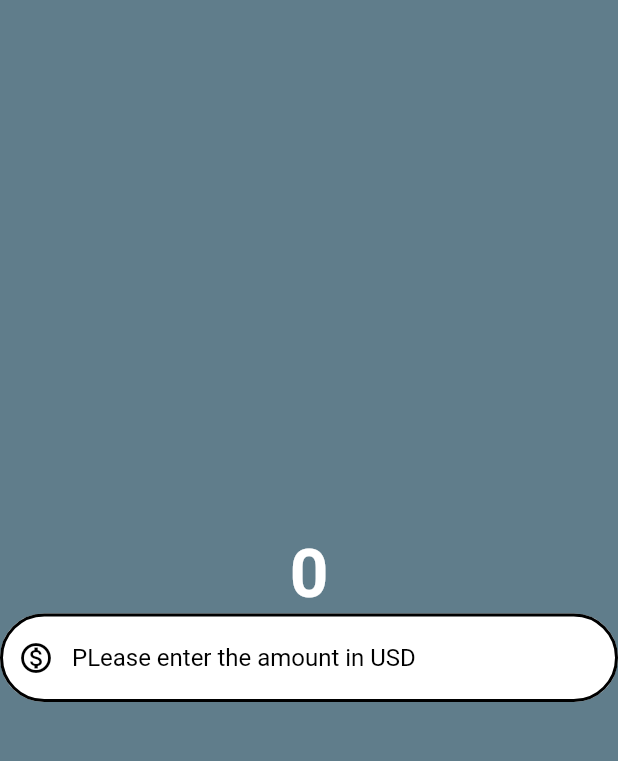
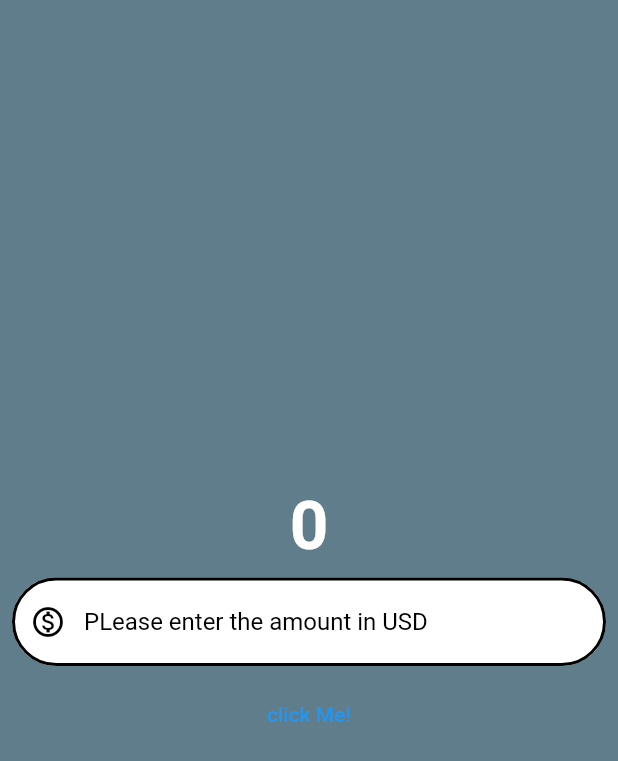
Before and after one commit to KHALEDKHLYAN/Flutter_zero_to_Hero, a Flutter app: the screen it shows after launch, on a phone screen of 412 x 824 dp. Shown: the top 761 px of the screen. Run offline on Flutter 3.47's test engine with Material 2 defaults, Android fonts, the phone set to English and light mode, and no system bars.

Commit message:
flutter currency convverter

```diff
--- a/analysis_options.yaml
+++ b/analysis_options.yaml
@@ -22,7 +22,7 @@ linter:
   # `// ignore_for_file: name_of_lint` syntax on the line or in the file
   # producing the lint.
   rules:
-    # avoid_print: false  # Uncomment to disable the `avoid_print` rule
+    avoid_print: false  # Uncomment to disable the `avoid_print` rule
     # prefer_single_quotes: true  # Uncomment to enable the `prefer_single_quotes` rule
 
 # Additional information about this file can be found at
--- a/lib/home.dart
+++ b/lib/home.dart
@@ -28,7 +28,9 @@ class Home extends StatelessWidget {
                 color: Color.fromARGB(255, 255, 255, 255),
               ),
             ),
-            TextField(
+            Padding(
+              padding: const EdgeInsets.all(8.0),
+              child: TextField(
                 // obscureText: false,
                 style: const TextStyle(
                   color: Colors.black,
@@ -49,6 +51,11 @@ class Home extends StatelessWidget {
                 keyboardType: const TextInputType.numberWithOptions(
                   decimal: true,
                 ),
+              ),
+            ),
+            TextButton(
+              onPressed: (){},
+              child: const Text('click Me!'),
             )
           ],
         ),
```
Also changed, not shown: lib/textfield.dart (added, +60 -0 lines). Lines whose indentation alone changed are shown as unchanged.
